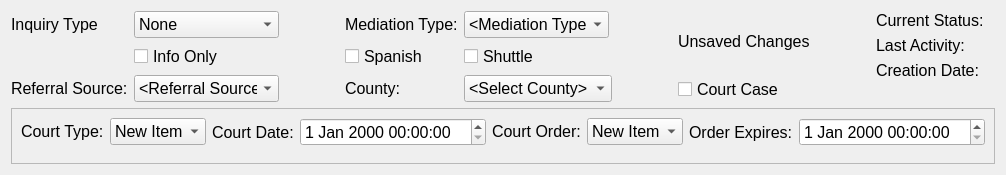
First picture: the form in drc/gui/mediationprocessstatusform.ui, repository lansdon/cpts483_drc, before the edit.
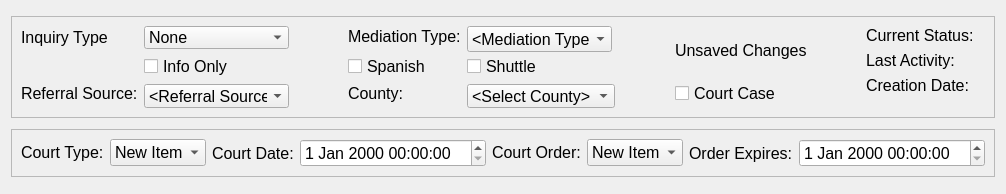
Second picture: the form after the edit.

```diff
--- a/drc/gui/mediationprocessstatusform.ui
+++ b/drc/gui/mediationprocessstatusform.ui
@@ -7,19 +7,25 @@
     <x>0</x>
     <y>0</y>
     <width>977</width>
-    <height>175</height>
+    <height>194</height>
    </rect>
   </property>
   <property name="sizePolicy">
-   <sizepolicy hsizetype="Preferred" vsizetype="Fixed">
+   <sizepolicy hsizetype="Preferred" vsizetype="Preferred">
     <horstretch>0</horstretch>
     <verstretch>0</verstretch>
    </sizepolicy>
   </property>
+  <property name="minimumSize">
+   <size>
+    <width>0</width>
+    <height>150</height>
+   </size>
+  </property>
   <property name="maximumSize">
    <size>
     <width>16777215</width>
-    <height>175</height>
+    <height>194</height>
    </size>
   </property>
   <property name="font">
@@ -32,7 +38,26 @@
   </property>
   <layout class="QVBoxLayout" name="verticalLayout">
    <item>
-    <layout class="QHBoxLayout" name="top">
+    <widget class="QFrame" name="summaryFrame">
+     <property name="sizePolicy">
+      <sizepolicy hsizetype="Preferred" vsizetype="Fixed">
+       <horstretch>0</horstretch>
+       <verstretch>0</verstretch>
+      </sizepolicy>
+     </property>
+     <property name="maximumSize">
+      <size>
+       <width>16777215</width>
+       <height>102</height>
+      </size>
+     </property>
+     <property name="frameShape">
+      <enum>QFrame::StyledPanel</enum>
+     </property>
+     <property name="frameShadow">
+      <enum>QFrame::Raised</enum>
+     </property>
+     <layout class="QHBoxLayout" name="horizontalLayout_2">
      <item>
       <layout class="QFormLayout" name="inquiryLayout">
        <item row="0" column="1">
@@ -73,6 +98,12 @@
        </item>
        <item row="2" column="0">
         <widget class="QLabel" name="_referralLabel">
+          <property name="sizePolicy">
+           <sizepolicy hsizetype="Preferred" vsizetype="Fixed">
+            <horstretch>0</horstretch>
+            <verstretch>0</verstretch>
+           </sizepolicy>
+          </property>
          <property name="font">
           <font>
            <pointsize>12</pointsize>
@@ -200,7 +231,7 @@
        </property>
        <property name="sizeHint" stdset="0">
         <size>
-         <width>40</width>
+          <width>36</width>
          <height>20</height>
         </size>
        </property>
@@ -216,6 +247,18 @@
        </property>
        <item row="0" column="0">
         <widget class="QLabel" name="_conflictLabel">
+          <property name="sizePolicy">
+           <sizepolicy hsizetype="Preferred" vsizetype="Fixed">
+            <horstretch>0</horstretch>
+            <verstretch>0</verstretch>
+           </sizepolicy>
+          </property>
+          <property name="minimumSize">
+           <size>
+            <width>0</width>
+            <height>20</height>
+           </size>
+          </property>
          <property name="font">
           <font>
            <pointsize>12</pointsize>
@@ -234,6 +277,12 @@
            <verstretch>0</verstretch>
           </sizepolicy>
          </property>
+          <property name="minimumSize">
+           <size>
+            <width>0</width>
+            <height>26</height>
+           </size>
+          </property>
          <property name="maximumSize">
           <size>
            <width>145</width>
@@ -316,6 +365,12 @@
        </item>
        <item row="2" column="0">
         <widget class="QLabel" name="_countyLabel">
+          <property name="sizePolicy">
+           <sizepolicy hsizetype="Preferred" vsizetype="Fixed">
+            <horstretch>0</horstretch>
+            <verstretch>0</verstretch>
+           </sizepolicy>
+          </property>
          <property name="font">
           <font>
            <pointsize>12</pointsize>
@@ -387,7 +442,7 @@
        </property>
        <property name="sizeHint" stdset="0">
         <size>
-         <width>40</width>
+          <width>38</width>
          <height>20</height>
         </size>
        </property>
@@ -400,6 +455,18 @@
        </property>
        <item>
         <widget class="QLabel" name="saveStatusLabel">
+          <property name="sizePolicy">
+           <sizepolicy hsizetype="Preferred" vsizetype="Fixed">
+            <horstretch>0</horstretch>
+            <verstretch>0</verstretch>
+           </sizepolicy>
+          </property>
+          <property name="maximumSize">
+           <size>
+            <width>16777215</width>
+            <height>49</height>
+           </size>
+          </property>
          <property name="text">
           <string>Unsaved Changes</string>
          </property>
@@ -424,7 +491,7 @@
        </property>
        <property name="sizeHint" stdset="0">
         <size>
-         <width>40</width>
+          <width>39</width>
          <height>20</height>
         </size>
        </property>
@@ -434,6 +501,12 @@
       <layout class="QFormLayout" name="formLayout_2">
        <item row="2" column="1">
         <widget class="QLabel" name="lastActivityDisplayLabel">
+          <property name="sizePolicy">
+           <sizepolicy hsizetype="Preferred" vsizetype="Fixed">
+            <horstretch>0</horstretch>
+            <verstretch>0</verstretch>
+           </sizepolicy>
+          </property>
          <property name="font">
           <font>
            <pointsize>12</pointsize>
@@ -446,6 +519,12 @@
        </item>
        <item row="2" column="0">
         <widget class="QLabel" name="lastActivityLabel">
+          <property name="sizePolicy">
+           <sizepolicy hsizetype="Preferred" vsizetype="Fixed">
+            <horstretch>0</horstretch>
+            <verstretch>0</verstretch>
+           </sizepolicy>
+          </property>
          <property name="font">
           <font>
            <pointsize>12</pointsize>
@@ -458,6 +537,12 @@
        </item>
        <item row="3" column="0">
         <widget class="QLabel" name="_creationLabel">
+          <property name="sizePolicy">
+           <sizepolicy hsizetype="Preferred" vsizetype="Fixed">
+            <horstretch>0</horstretch>
+            <verstretch>0</verstretch>
+           </sizepolicy>
+          </property>
          <property name="font">
           <font>
            <pointsize>12</pointsize>
@@ -470,6 +555,12 @@
        </item>
        <item row="3" column="1">
         <widget class="QLabel" name="createdDateLabel">
+          <property name="sizePolicy">
+           <sizepolicy hsizetype="Preferred" vsizetype="Fixed">
+            <horstretch>0</horstretch>
+            <verstretch>0</verstretch>
+           </sizepolicy>
+          </property>
          <property name="font">
           <font>
            <pointsize>12</pointsize>
@@ -482,6 +573,12 @@
        </item>
        <item row="1" column="0" colspan="2">
         <widget class="QLabel" name="currentStatusLabel">
+          <property name="sizePolicy">
+           <sizepolicy hsizetype="Preferred" vsizetype="Fixed">
+            <horstretch>0</horstretch>
+            <verstretch>0</verstretch>
+           </sizepolicy>
+          </property>
          <property name="font">
           <font>
            <pointsize>12</pointsize>
@@ -495,9 +592,16 @@
       </layout>
      </item>
     </layout>
+    </widget>
    </item>
    <item>
     <widget class="QFrame" name="courtRow_3">
+     <property name="sizePolicy">
+      <sizepolicy hsizetype="Preferred" vsizetype="Fixed">
+       <horstretch>0</horstretch>
+       <verstretch>0</verstretch>
+      </sizepolicy>
+     </property>
      <property name="frameShape">
       <enum>QFrame::StyledPanel</enum>
      </property>
```
Lines whose indentation alone changed are shown as unchanged.
